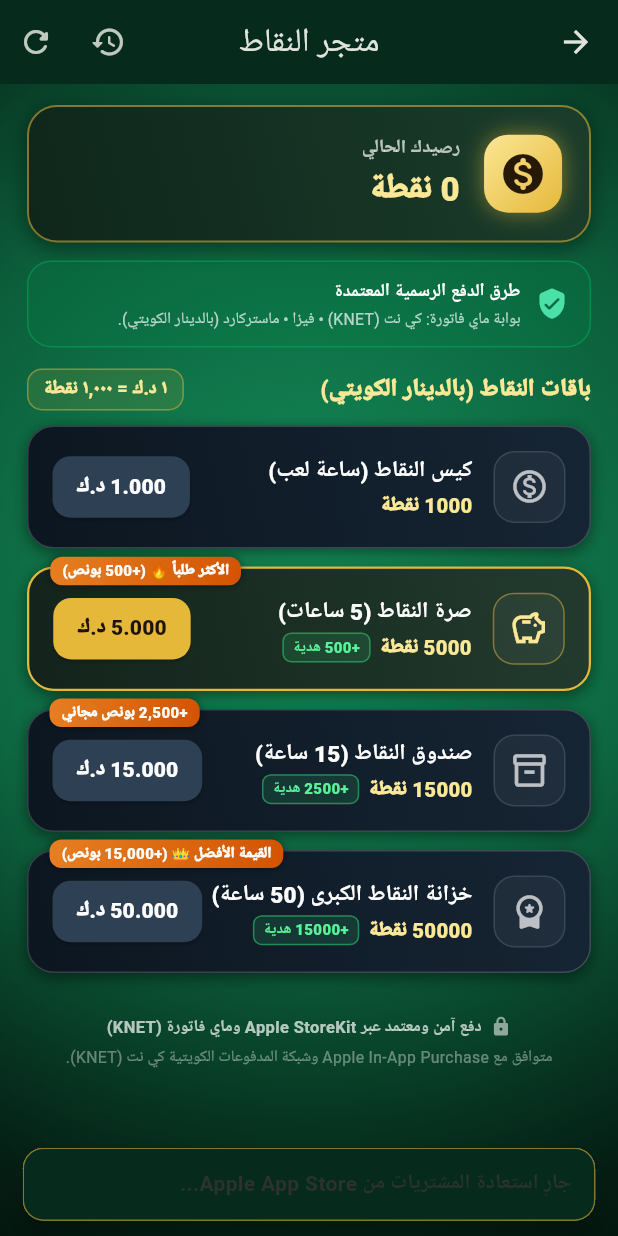
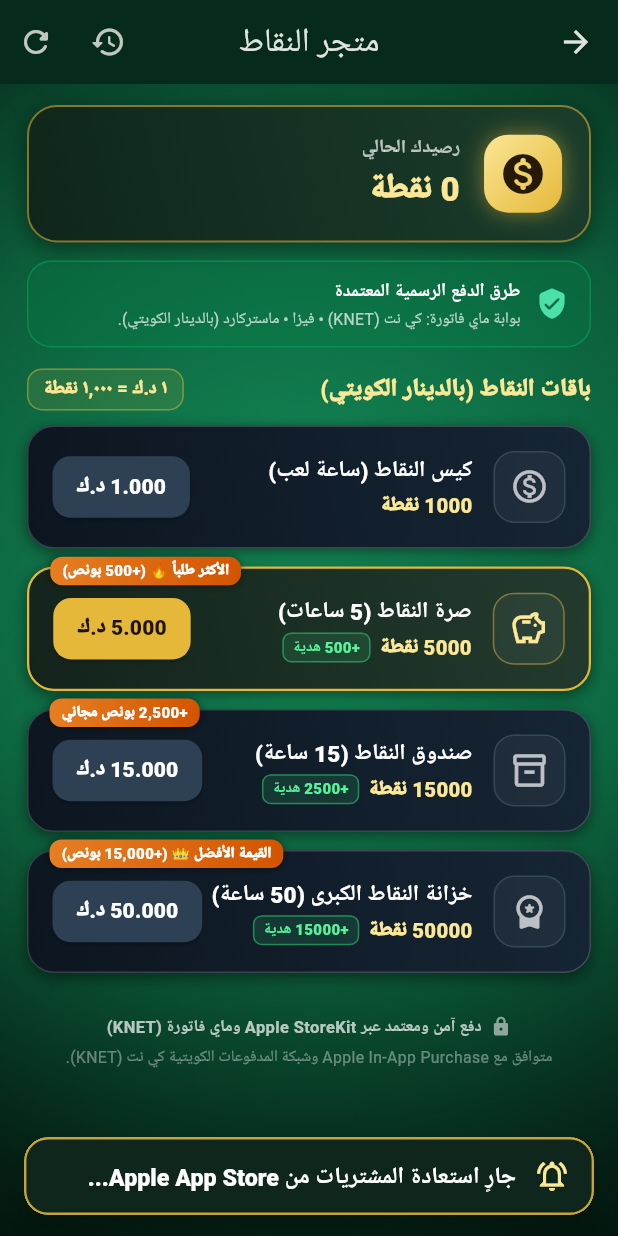
Before and after one commit to yousefmoh2399/kout-bo-4, a Flutter app: the StorePage screen opened directly, after a tap on the "restore" icon, on a phone screen of 412 x 824 dp. Run offline on Flutter 3.47's test engine with Material 3 defaults, Android fonts, the phone set to English and light mode, and no system bars; our stand-ins replace audioplayers, connectivity_plus, equatable, flutter_bloc, google_fonts, in_app_purchase and 3 more; accounts and stored records are empty; network calls fail; Roboto replaces fonts that are missing (Tajawal); statements that could not run were skipped.

Commit message:
style: enhance typography and contrast for payment status and snackbars using Tajawal bold

```diff
--- a/lib/ui/widgets.dart
+++ b/lib/ui/widgets.dart
@@ -1,4 +1,5 @@
 import 'package:flutter/material.dart';
+import 'package:google_fonts/google_fonts.dart';
 
 import '../core/sound.dart';
 import '../core/theme.dart';
@@ -257,20 +258,54 @@ class GoldBadge extends StatelessWidget {
   }
 }
 
-void showSnack(BuildContext context, String message) {
+void showSnack(
+  BuildContext context,
+  String message, {
+  bool isError = false,
+  bool isSuccess = false,
+  Duration duration = const Duration(seconds: 4),
+}) {
   ScaffoldMessenger.of(context)
     ..hideCurrentSnackBar()
     ..showSnackBar(
       SnackBar(
-        content: Text(
-          message,
-          style: const TextStyle(fontWeight: FontWeight.bold),
+        duration: duration,
+        behavior: SnackBarBehavior.floating,
+        elevation: 8,
+        margin: const EdgeInsets.symmetric(horizontal: 16, vertical: 14),
+        padding: const EdgeInsets.symmetric(horizontal: 16, vertical: 14),
+        backgroundColor: const Color(0xFF0F261C),
+        shape: RoundedRectangleBorder(
+          borderRadius: BorderRadius.circular(16),
+          side: BorderSide(
+            color: isError
+                ? const Color(0xFFEF5350)
+                : (isSuccess ? AppColors.gold : AppColors.gold.withAlpha(220)),
+            width: 1.6,
+          ),
         ),
-        backgroundColor: AppColors.feltDark,
-        behavior: SnackBarBehavior.floating,
-        shape: RoundedRectangleBorder(
-          borderRadius: BorderRadius.circular(14),
-          side: BorderSide(color: AppColors.gold.withAlpha(140)),
+        content: Row(
+          children: [
+            Icon(
+              isError
+                  ? Icons.info_outline_rounded
+                  : (isSuccess ? Icons.check_circle_outline_rounded : Icons.notifications_active_outlined),
+              color: isError ? const Color(0xFFFF8A80) : AppColors.goldLight,
+              size: 24,
+            ),
+            const SizedBox(width: 12),
+            Expanded(
+              child: Text(
+                message,
+                style: GoogleFonts.tajawal(
+                  fontSize: 15.5,
+                  fontWeight: FontWeight.w800,
+                  color: Colors.white,
+                  height: 1.35,
+                ),
+              ),
+            ),
+          ],
         ),
       ),
     );
@@ -338,10 +373,11 @@ Future<T?> showLuxuryDialog<T>({
                 Text(
                   title,
                   textAlign: TextAlign.center,
-                  style: const TextStyle(
-                    fontSize: 18,
+                  style: GoogleFonts.tajawal(
+                    fontSize: 19,
                     fontWeight: FontWeight.w900,
                     color: AppColors.goldLight,
+                    height: 1.25,
                   ),
                 ),
                 const SizedBox(height: 6),
--- a/pubspec.yaml
+++ b/pubspec.yaml
@@ -16,7 +16,7 @@ publish_to: 'none' # Remove this line if you wish to publish to pub.dev
 # https://developer.apple.com/library/archive/documentation/General/Reference/InfoPlistKeyReference/Articles/CoreFoundationKeys.html
 # In Windows, build-name is used as the major, minor, and patch parts
 # of the product and file versions while build-number is used as the build suffix.
-version: 1.0.1+4
+version: 1.0.1+5
 
 environment:
   sdk: ^3.12.2
```
Also changed, not shown: lib/core/theme.dart (+14 -0 lines), lib/ui/store_page.dart (+65 -9 lines).
